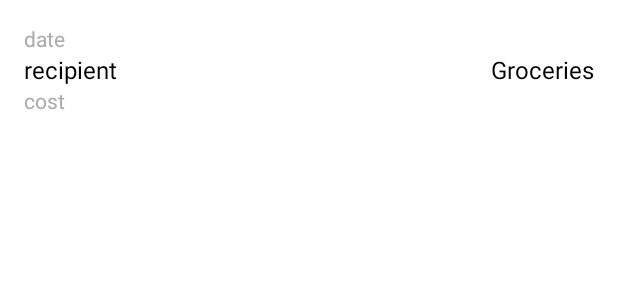
After one commit to Macuh/Budgetly, an Android app: the layout transaction_entry_layout.xml on its own in the app's theme, with its tools: preview values and no code run, on a phone screen of 412 x 824 dp. The commit adds this screen. Shown: the top 300 px of the screen. Run offline under Robolectric (Android 15) with nearby library versions, the phone set to English and light mode, and no system bars.

Commit message:
Fixed TradeRepublicNotificationConverter, Added list of transactions to transaction view

```diff
--- a/app/src/main/java/com/example/budgetly/main/DAOs/TransactionDao.java
+++ b/app/src/main/java/com/example/budgetly/main/DAOs/TransactionDao.java
@@ -11,8 +11,8 @@ import java.util.List;
 
 @Dao
 public interface TransactionDao {
-    @Query("SELECT * FROM transactions")
-    List<TransactionEntity> getAllTransactions();
+    @Query("SELECT * FROM transactions ORDER BY transaction_date DESC")
+    List<TransactionEntity> getAllTransactionOrderByDescentDate();
 
     @Insert
     void insert(TransactionEntity transaction);
--- a/app/src/main/java/com/example/budgetly/main/listeners/ButtonClickListener.java
+++ b/app/src/main/java/com/example/budgetly/main/listeners/ButtonClickListener.java
@@ -16,6 +16,6 @@ public class ButtonClickListener implements View.OnClickListener {
 
     @Override
     public void onClick(View v) {
-        notificationService.postNotification("test recipient", "Spent $21.30 at Just Eat");
+        notificationService.postNotification("test recipient", "Spent €21.30 at Just Eat");
     }
 }
--- a/app/src/main/java/com/example/budgetly/main/listeners/NotificationListener.java
+++ b/app/src/main/java/com/example/budgetly/main/listeners/NotificationListener.java
@@ -27,11 +27,15 @@ public class NotificationListener extends NotificationListenerService {
 
         if(packageName.equals(getString(R.string.trade_rep_package)))
             bankingAppNotificationConverter = new TradeRepublicNotificationConverter();
+        else if (packageName.equals(getString(R.string.test_package)))
+            bankingAppNotificationConverter = new TradeRepublicNotificationConverter();
 
         if(bankingAppNotificationConverter == null)
             return;
 
         TransactionEntity newTransaction = bankingAppNotificationConverter.extractNotificationData(sbn);
-        transactionRepository.insert(newTransaction);
+
+        if(newTransaction != null && newTransaction.getCost() != null)
+            transactionRepository.insert(newTransaction);
     }
 }
--- a/app/src/main/java/com/example/budgetly/main/repositories/TransactionRepository.java
+++ b/app/src/main/java/com/example/budgetly/main/repositories/TransactionRepository.java
@@ -28,7 +28,7 @@ public class TransactionRepository {
         executorService.execute(() -> transactionDao.insert(transaction));
     }
 
-    public List<TransactionEntity> getAllTransactions() {
-        return transactionDao.getAllTransactions();
+    public List<TransactionEntity> getAllTransactionsOrderByDescentDate() {
+        return transactionDao.getAllTransactionOrderByDescentDate();
     }
 }
--- a/app/src/main/java/com/example/budgetly/main/services/TransactionsService.java
+++ b/app/src/main/java/com/example/budgetly/main/services/TransactionsService.java
@@ -15,7 +15,7 @@ public class TransactionsService {
         this.transactionRepository = transactionRepository;
     }
 
-    public List<TransactionEntity> getAllTransactions() {
-        return transactionRepository.getAllTransactions();
+    public List<TransactionEntity> getAllTransactionsOrderByDescentDate() {
+        return transactionRepository.getAllTransactionsOrderByDescentDate();
     }
 }
--- a/app/src/main/java/com/example/budgetly/main/services/converters/BankingAppNotificationConverter.java
+++ b/app/src/main/java/com/example/budgetly/main/services/converters/BankingAppNotificationConverter.java
@@ -19,6 +19,9 @@ public abstract class BankingAppNotificationConverter {
           String title = sbn.getNotification().extras.getString("android.title");
           String text = sbn.getNotification().extras.getString("android.text");
 
+          if(title == null || text == null)
+               return null;
+
           TransactionEntity transactionEntity = new TransactionEntity();
           transactionEntity.setBank(getBank().toString());
           transactionEntity.setTransactionRecipient(getRecipient(title, text));
--- /dev/null
+++ b/app/src/main/res/layout/transaction_entry_layout.xml
@@ -0,0 +1,71 @@
+<?xml version="1.0" encoding="utf-8"?>
+<androidx.constraintlayout.widget.ConstraintLayout
+    xmlns:android="http://schemas.android.com/apk/res/android"
+    xmlns:app="http://schemas.android.com/apk/res-auto"
+    android:layout_width="match_parent"
+    android:layout_height="wrap_content"
+    android:padding="16dp"
+    android:clickable="true"
+    android:focusable="true"
+    android:foreground="?attr/selectableItemBackground">
+
+    <TextView
+        android:id="@+id/dateText"
+        android:layout_width="0dp"
+        android:layout_height="wrap_content"
+        android:text="date"
+        android:textSize="14sp"
+        android:textColor="@android:color/darker_gray"
+        android:maxLines="1"
+        android:ellipsize="end"
+        app:layout_constraintStart_toStartOf="parent"
+        app:layout_constraintTop_toTopOf="parent"
+        app:layout_constraintEnd_toStartOf="@+id/categoryText"
+        />
+
+    <!-- Recipient Text on top-left -->
+
+    <TextView
+        android:id="@+id/recipientText"
+        android:layout_width="0dp"
+        android:layout_height="wrap_content"
+        android:ellipsize="end"
+        android:maxLines="1"
+        android:text="recipient"
+        android:textColor="@android:color/black"
+        android:textSize="16sp"
+        app:layout_constraintBottom_toBottomOf="parent"
+        app:layout_constraintEnd_toStartOf="@+id/categoryText"
+        app:layout_constraintHorizontal_bias="0.0"
+        app:layout_constraintStart_toStartOf="@id/costText"
+        app:layout_constraintTop_toBottomOf="@+id/dateText"
+        app:layout_constraintVertical_bias="0.0" />
+
+    <TextView
+        android:id="@+id/costText"
+        android:layout_width="0dp"
+        android:layout_height="wrap_content"
+        android:text="cost"
+        android:textSize="14sp"
+        android:textColor="@android:color/darker_gray"
+        android:maxLines="1"
+        android:ellipsize="end"
+        app:layout_constraintStart_toStartOf="parent"
+        app:layout_constraintTop_toBottomOf="@id/recipientText"
+        app:layout_constraintEnd_toStartOf="@+id/categoryText"
+        app:layout_constraintBottom_toBottomOf="parent"
+        />
+
+    <TextView
+        android:id="@+id/categoryText"
+        android:layout_width="wrap_content"
+        android:layout_height="wrap_content"
+        android:text="Groceries"
+        android:textSize="16sp"
+        android:textColor="@android:color/black"
+        app:layout_constraintEnd_toEndOf="parent"
+        app:layout_constraintTop_toTopOf="parent"
+        app:layout_constraintBottom_toBottomOf="parent"
+        />
+
+</androidx.constraintlayout.widget.ConstraintLayout>
--- a/app/src/main/res/values/strings.xml
+++ b/app/src/main/res/values/strings.xml
@@ -9,5 +9,6 @@
     <string name="notification_channel_name">Testing Notifications</string>
 
     <!-- Banking apps packages -->
-    <string name="trade_rep_package">com.example.budgetly</string>
+    <string name="trade_rep_package">de.traderepublic.app</string>
+    <string name="test_package">com.example.budgetly</string>
 </resources>
--- a/gradle/libs.versions.toml
+++ b/gradle/libs.versions.toml
@@ -13,6 +13,7 @@ navigationFragment = "2.6.0"
 navigationUi = "2.6.0"
 roomVersion = "2.7.1"
 hiltVersion = "2.56.2"
+mpandroidchart = "3.1.0"
 
 [libraries]
 junit = { group = "junit", name = "junit", version.ref = "junit" }
@@ -30,6 +31,7 @@ room-compiler = { module = "androidx.room:room-compiler", version.ref = "roomVer
 room-runtime = { module = "androidx.room:room-runtime", version.ref = "roomVersion" }
 hilt-android = { module = "com.google.dagger:hilt-android", version.ref = "hiltVersion" }
 hilt-compiler = { module = "com.google.dagger:hilt-compiler", version.ref = "hiltVersion" }
+mpandroidchart = { group = "com.github.PhilJay", name = "MPAndroidChart", version.ref = "mpandroidchart" }
 
 [plugins]
 android-application = { id = "com.android.application", version.ref = "agp" }
--- a/settings.gradle.kts
+++ b/settings.gradle.kts
@@ -16,6 +16,7 @@ dependencyResolutionManagement {
     repositories {
         google()
         mavenCentral()
+        maven { url = uri("https://jitpack.io") }
     }
 }
 
```
Also changed, not shown: app/build.gradle.kts (+5 -3 lines), app/src/main/java/com/example/budgetly/main/adapters/TransactionEntryAdapter.java (added, +68 -0 lines), app/src/main/java/com/example/budgetly/main/dto/TransactionEntryDto.java (added, +28 -0 lines), app/src/main/java/com/example/budgetly/main/services/converters/TradeRepublicNotificationConverter.java (+26 -6 lines), app/src/main/java/com/example/budgetly/main/utils/DateUtils.java (added, +20 -0 lines), app/src/main/java/com/example/budgetly/ui/dashboard/TransactionsFragment.java (+17 -3 lines), app/src/main/java/com/example/budgetly/ui/dashboard/TransactionsViewModel.java (+5 -5 lines), app/src/main/res/layout/fragment_transactions.xml (+32 -12 lines).
